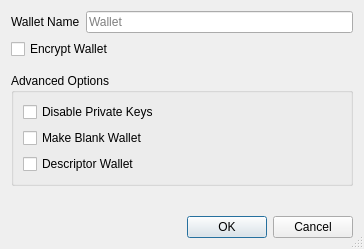
First picture: the form in src/qt/forms/createwalletdialog.ui, repository bdtchain/bdtcoin, before the edit.
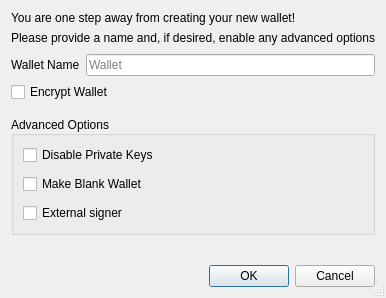
Second picture: the form after the edit.

```diff
--- a/src/qt/forms/createwalletdialog.ui
+++ b/src/qt/forms/createwalletdialog.ui
@@ -6,8 +6,8 @@
    <rect>
     <x>0</x>
     <y>0</y>
-    <width>364</width>
-    <height>249</height>
+    <width>371</width>
+    <height>298</height>
    </rect>
   </property>
   <property name="windowTitle">
@@ -17,6 +17,48 @@
    <bool>true</bool>
   </property>
   <layout class="QVBoxLayout" name="verticalLayout">
+   <item>
+    <widget class="QLabel" name="label_description">
+     <property name="sizePolicy">
+      <sizepolicy hsizetype="Preferred" vsizetype="Preferred">
+       <horstretch>0</horstretch>
+       <verstretch>0</verstretch>
+      </sizepolicy>
+     </property>
+     <property name="text">
+      <string>You are one step away from creating your new wallet!</string>
+     </property>
+     <property name="alignment">
+      <set>Qt::AlignLeading|Qt::AlignLeft|Qt::AlignVCenter</set>
+     </property>
+     <property name="wordWrap">
+      <bool>false</bool>
+     </property>
+    </widget>
+   </item>
+   <item>
+    <widget class="QLabel" name="label_subdescription">
+     <property name="text">
+      <string>Please provide a name and, if desired, enable any advanced options</string>
+     </property>
+    </widget>
+   </item>
+   <item>
+    <spacer name="verticalSpacer">
+     <property name="orientation">
+      <enum>Qt::Vertical</enum>
+     </property>
+     <property name="sizeType">
+      <enum>QSizePolicy::Fixed</enum>
+     </property>
+     <property name="sizeHint" stdset="0">
+      <size>
+       <width>20</width>
+       <height>3</height>
+      </size>
+     </property>
+    </spacer>
+   </item>
    <item>
     <layout class="QHBoxLayout" name="horizontalLayout">
      <item>
@@ -75,7 +117,19 @@
      <property name="title">
       <string>Advanced Options</string>
      </property>
+     <property name="alignment">
+      <set>Qt::AlignLeading|Qt::AlignLeft|Qt::AlignVCenter</set>
+     </property>
+     <property name="flat">
+      <bool>false</bool>
+     </property>
+     <property name="checkable">
+      <bool>false</bool>
+     </property>
      <layout class="QVBoxLayout" name="verticalLayout_groupbox">
+      <property name="spacing">
+       <number>9</number>
+      </property>
       <item>
        <widget class="QCheckBox" name="disable_privkeys_checkbox">
         <property name="enabled">
@@ -105,7 +159,7 @@
          <string>Use descriptors for scriptPubKey management</string>
         </property>
         <property name="text">
-         <string>Descriptor Wallet</string>
+         <string>External signer</string>
         </property>
        </widget>
       </item>
```
Left out of the diff: 6 changed lines with no effect on the pictures.
